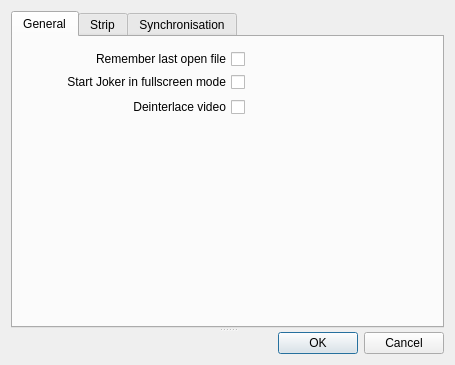
JokerSync/Joker, file app/Joker/PreferencesDialog.ui: the form before one commit.
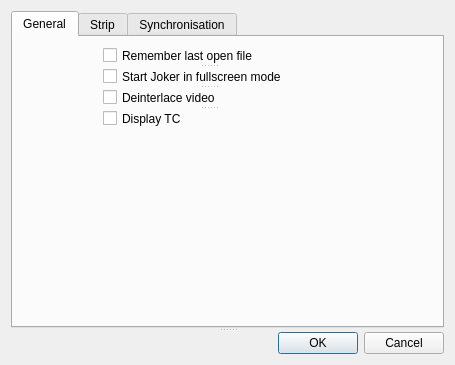
The form after the commit.

Commit message: add setting to display tc

The edit to the form file:
```diff
--- a/app/Joker/PreferencesDialog.ui
+++ b/app/Joker/PreferencesDialog.ui
@@ -30,52 +30,40 @@
        <attribute name="title">
         <string>General</string>
        </attribute>
-       <widget class="QCheckBox" name="cBoxFullscreen">
+       <widget class="QSplitter" name="splitter_2">
         <property name="geometry">
          <rect>
-          <x>20</x>
-          <y>35</y>
+          <x>90</x>
+          <y>10</y>
           <width>212</width>
-          <height>20</height>
+          <height>80</height>
          </rect>
         </property>
-        <property name="layoutDirection">
-         <enum>Qt::RightToLeft</enum>
+        <property name="orientation">
+         <enum>Qt::Vertical</enum>
         </property>
-        <property name="text">
-         <string>Start Joker in fullscreen mode</string>
-        </property>
-        <property name="tristate">
-         <bool>false</bool>
-        </property>
-       </widget>
        <widget class="QCheckBox" name="cBoxLastFile">
-        <property name="geometry">
-         <rect>
-          <x>53</x>
-          <y>12</y>
-          <width>179</width>
-          <height>20</height>
-         </rect>
-        </property>
         <property name="layoutDirection">
-         <enum>Qt::RightToLeft</enum>
+          <enum>Qt::LeftToRight</enum>
         </property>
         <property name="text">
          <string>Remember last open file</string>
         </property>
        </widget>
+        <widget class="QCheckBox" name="cBoxFullscreen">
+         <property name="layoutDirection">
+          <enum>Qt::LeftToRight</enum>
+         </property>
+         <property name="text">
+          <string>Start Joker in fullscreen mode</string>
+         </property>
+         <property name="tristate">
+          <bool>false</bool>
+         </property>
+        </widget>
        <widget class="QCheckBox" name="cBoxDeinterlace">
-	<property name="geometry">
-	 <rect>
-	  <x>20</x>
-	  <y>60</y>
-	  <width>212</width>
-	  <height>20</height>
-	 </rect>
-	</property>
 	<property name="layoutDirection">
-	 <enum>Qt::RightToLeft</enum>
+          <enum>Qt::LeftToRight</enum>
 	</property>
 	<property name="text">
 	 <string>Deinterlace video</string>
@@ -83,6 +71,15 @@
 	<property name="tristate">
 	 <bool>false</bool>
 	</property>
+        </widget>
+        <widget class="QCheckBox" name="cBoxDisplayTC">
+         <property name="layoutDirection">
+          <enum>Qt::LeftToRight</enum>
+         </property>
+         <property name="text">
+          <string>Display TC</string>
+         </property>
+        </widget>
        </widget>
       </widget>
       <widget class="QWidget" name="tabStrip">
```
Lines whose indentation alone changed are shown as unchanged. The commit also changes 3 other files.
